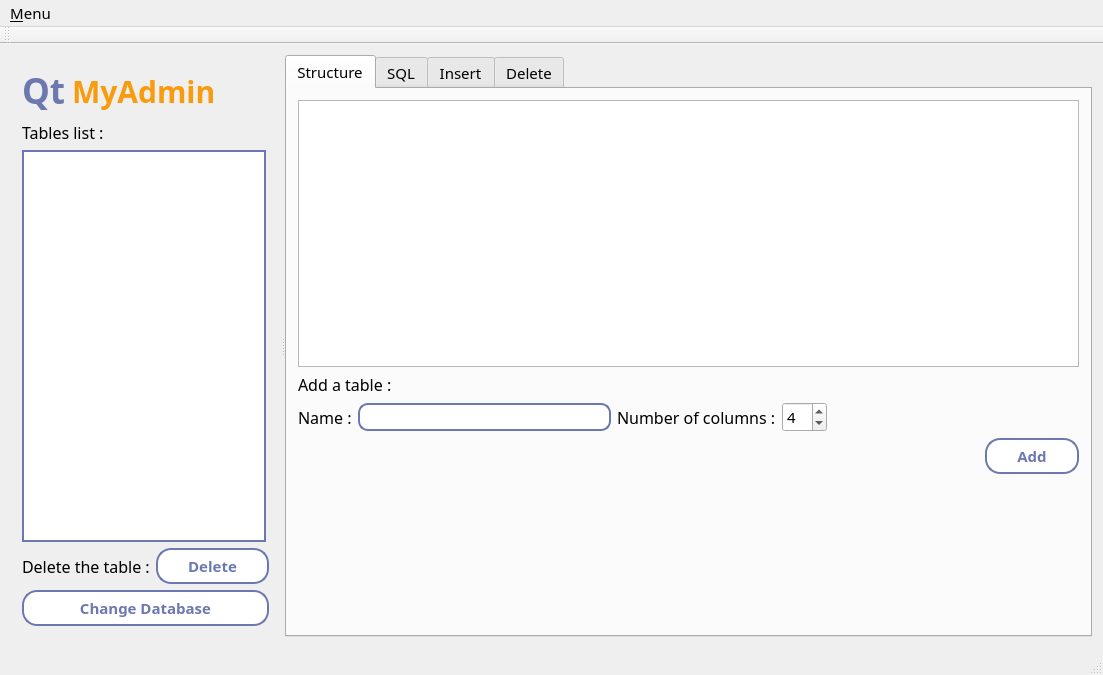
First picture: the form in mainwindow.ui, repository kevinall05/QtMyAdmin_v2, before the edit.
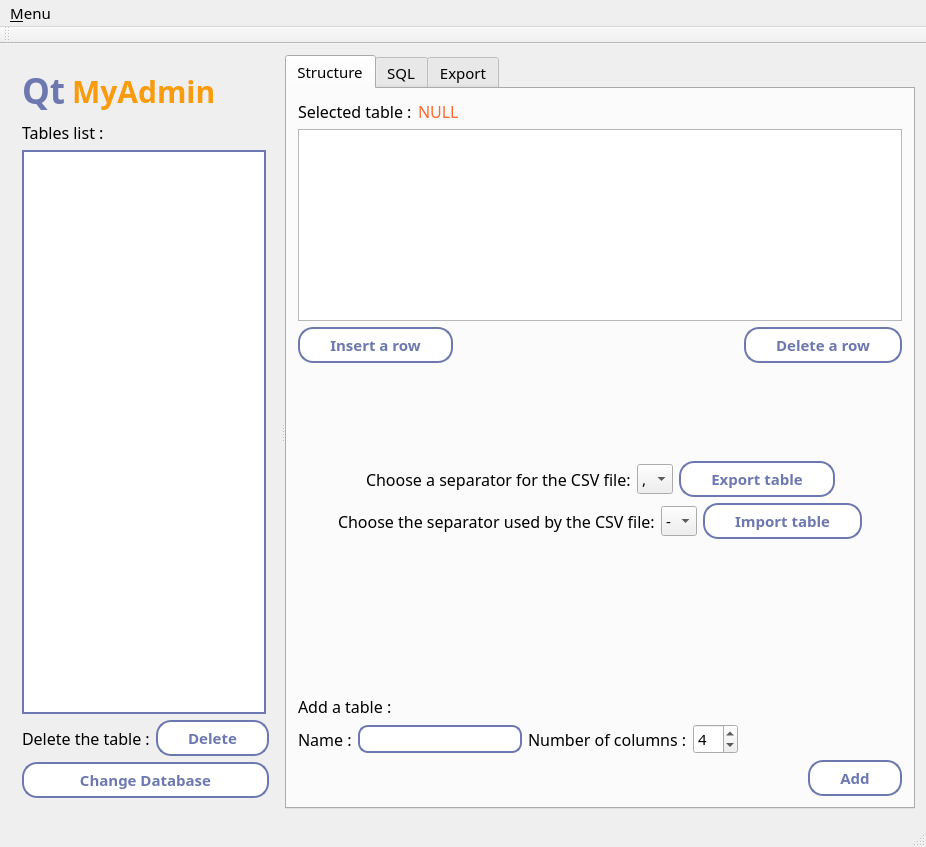
Second picture: the form after the edit. The open tabs and pages were chosen to show the change.

Commit message: New version of QtMyAdmin with more functions like import or export CSv files

```diff
--- a/mainwindow.ui
+++ b/mainwindow.ui
@@ -6,8 +6,8 @@
    <rect>
     <x>0</x>
     <y>0</y>
-    <width>1103</width>
-    <height>675</height>
+    <width>886</width>
+    <height>773</height>
    </rect>
   </property>
   <property name="font">
@@ -38,6 +38,11 @@
 border: 2px solid #f89c0e; 
 }
 
+QLineEdit{
+border: 2px solid #6c78af; 
+border-radius: 10;
+}
+
 QPlainTextEdit {
 border: 2px solid #6c78af; 
 color: blue;
@@ -58,6 +63,12 @@
       <property name="enabled">
        <bool>true</bool>
       </property>
+      <property name="sizePolicy">
+       <sizepolicy hsizetype="Preferred" vsizetype="Preferred">
+        <horstretch>0</horstretch>
+        <verstretch>0</verstretch>
+       </sizepolicy>
+      </property>
       <property name="minimumSize">
        <size>
         <width>0</width>
@@ -67,7 +78,7 @@
       <property name="maximumSize">
        <size>
         <width>16777215</width>
-        <height>538</height>
+        <height>791</height>
        </size>
       </property>
       <property name="baseSize">
@@ -252,7 +263,41 @@
         </attribute>
         <layout class="QVBoxLayout" name="verticalLayout">
          <item>
-          <widget class="QTableWidget" name="tableWidgetStructure">
+          <layout class="QHBoxLayout" name="horizontalLayout_15">
+           <item>
+            <widget class="QLabel" name="label_12">
+             <property name="text">
+              <string>Selected table :</string>
+             </property>
+            </widget>
+           </item>
+           <item>
+            <widget class="QLabel" name="labelTableSelected">
+             <property name="styleSheet">
+              <string notr="true">color: #ff6830;</string>
+             </property>
+             <property name="text">
+              <string>NULL</string>
+             </property>
+            </widget>
+           </item>
+           <item>
+            <spacer name="horizontalSpacer_14">
+             <property name="orientation">
+              <enum>Qt::Horizontal</enum>
+             </property>
+             <property name="sizeHint" stdset="0">
+              <size>
+               <width>40</width>
+               <height>20</height>
+              </size>
+             </property>
+            </spacer>
+           </item>
+          </layout>
+         </item>
+         <item>
+          <widget class="QTableView" name="tableViewStructure">
            <property name="styleSheet">
             <string notr="true"/>
            </property>
@@ -265,8 +310,212 @@
            <attribute name="verticalHeaderVisible">
             <bool>false</bool>
            </attribute>
+           <attribute name="verticalHeaderDefaultSectionSize">
+            <number>24</number>
+           </attribute>
           </widget>
          </item>
+         <item>
+          <layout class="QHBoxLayout" name="horizontalLayout_16">
+           <item>
+            <widget class="QPushButton" name="pushButtonInsertExecut">
+             <property name="text">
+              <string>Insert a row</string>
+             </property>
+            </widget>
+           </item>
+           <item>
+            <spacer name="horizontalSpacer_15">
+             <property name="orientation">
+              <enum>Qt::Horizontal</enum>
+             </property>
+             <property name="sizeHint" stdset="0">
+              <size>
+               <width>40</width>
+               <height>20</height>
+              </size>
+             </property>
+            </spacer>
+           </item>
+           <item>
+            <widget class="QPushButton" name="pushButtonDeleteEntry">
+             <property name="text">
+              <string>Delete a row</string>
+             </property>
+            </widget>
+           </item>
+          </layout>
+         </item>
+         <item>
+          <spacer name="verticalSpacer_3">
+           <property name="orientation">
+            <enum>Qt::Vertical</enum>
+           </property>
+           <property name="sizeHint" stdset="0">
+            <size>
+             <width>20</width>
+             <height>90</height>
+            </size>
+           </property>
+          </spacer>
+         </item>
+         <item>
+          <layout class="QHBoxLayout" name="horizontalLayout_3">
+           <item>
+            <spacer name="horizontalSpacer_9">
+             <property name="orientation">
+              <enum>Qt::Horizontal</enum>
+             </property>
+             <property name="sizeHint" stdset="0">
+              <size>
+               <width>40</width>
+               <height>20</height>
+              </size>
+             </property>
+            </spacer>
+           </item>
+           <item>
+            <widget class="QLabel" name="label_6">
+             <property name="text">
+              <string>Choose a separator for the CSV file:</string>
+             </property>
+            </widget>
+           </item>
+           <item>
+            <widget class="QComboBox" name="comboBoxSeparator">
+             <item>
+              <property name="text">
+               <string>,</string>
+              </property>
+             </item>
+             <item>
+              <property name="text">
+               <string>;</string>
+              </property>
+             </item>
+             <item>
+              <property name="text">
+               <string>-</string>
+              </property>
+             </item>
+             <item>
+              <property name="text">
+               <string>/</string>
+              </property>
+             </item>
+            </widget>
+           </item>
+           <item>
+            <widget class="QPushButton" name="pushButtonExportTable">
+             <property name="text">
+              <string>Export table</string>
+             </property>
+            </widget>
+           </item>
+           <item>
+            <spacer name="horizontalSpacer_8">
+             <property name="orientation">
+              <enum>Qt::Horizontal</enum>
+             </property>
+             <property name="sizeHint" stdset="0">
+              <size>
+               <width>40</width>
+               <height>20</height>
+              </size>
+             </property>
+            </spacer>
+           </item>
+          </layout>
+         </item>
+         <item>
+          <layout class="QHBoxLayout" name="horizontalLayout_10">
+           <item>
+            <spacer name="horizontalSpacer_10">
+             <property name="orientation">
+              <enum>Qt::Horizontal</enum>
+             </property>
+             <property name="sizeHint" stdset="0">
+              <size>
+               <width>40</width>
+               <height>20</height>
+              </size>
+             </property>
+            </spacer>
+           </item>
+           <item>
+            <widget class="QLabel" name="label_7">
+             <property name="text">
+              <string>Choose the separator used by the CSV file:</string>
+             </property>
+            </widget>
+           </item>
+           <item>
+            <widget class="QComboBox" name="comboBox">
+             <item>
+              <property name="text">
+               <string>-</string>
+              </property>
+             </item>
+             <item>
+              <property name="text">
+               <string>,</string>
+              </property>
+             </item>
+             <item>
+              <property name="text">
+               <string>:</string>
+              </property>
+             </item>
+             <item>
+              <property name="text">
+               <string>;</string>
+              </property>
+             </item>
+             <item>
+              <property name="text">
+               <string>/</string>
+              </property>
+             </item>
+            </widget>
+           </item>
+           <item>
+            <widget class="QPushButton" name="pushButtonImportTable">
+             <property name="text">
+              <string>Import table</string>
+             </property>
+            </widget>
+           </item>
+           <item>
+            <spacer name="horizontalSpacer_11">
+             <property name="orientation">
+              <enum>Qt::Horizontal</enum>
+             </property>
+             <property name="sizeHint" stdset="0">
+              <size>
+               <width>40</width>
+               <height>20</height>
+              </size>
+             </property>
+            </spacer>
+           </item>
+          </layout>
+         </item>
+         <item>
+          <spacer name="verticalSpacer">
+           <property name="orientation">
+            <enum>Qt::Vertical</enum>
+           </property>
+           <property name="sizeType">
+            <enum>QSizePolicy::Maximum</enum>
+           </property>
+           <property name="sizeHint" stdset="0">
+            <size>
+             <width>10</width>
+             <height>150</height>
+            </size>
+           </property>
+          </spacer>
+         </item>
          <item>
           <layout class="QHBoxLayout" name="horizontalLayout_5">
            <item>
@@ -303,7 +552,7 @@
            <item>
             <widget class="QLineEdit" name="lineEditTableName">
              <property name="styleSheet">
-              <string notr="true">border: 2px solid #6c78af; border-radius: 10;</string>
+              <string notr="true"/>
              </property>
             </widget>
            </item>
@@ -369,22 +618,6 @@
            </item>
           </layout>
          </item>
-         <item>
-          <spacer name="verticalSpacer">
-           <property name="orientation">
-            <enum>Qt::Vertical</enum>
-           </property>
-           <property name="sizeType">
-            <enum>QSizePolicy::Maximum</enum>
-           </property>
-           <property name="sizeHint" stdset="0">
-            <size>
-             <width>10</width>
-             <height>150</height>
-            </size>
-           </property>
-          </spacer>
-         </item>
         </layout>
        </widget>
        <widget class="QWidget" name="SQL">
@@ -468,102 +701,17 @@
            <attribute name="verticalHeaderVisible">
             <bool>false</bool>
            </attribute>
-          </widget>
-         </item>
-        </layout>
-       </widget>
-       <widget class="QWidget" name="inserer">
-        <attribute name="title">
-         <string>Insert</string>
-        </attribute>
-        <layout class="QVBoxLayout" name="verticalLayout_5">
-         <item>
-          <layout class="QHBoxLayout" name="horizontalLayout_10">
-           <item>
-            <widget class="QLabel" name="label_6">
-             <property name="text">
-              <string>Insert a field :</string>
-             </property>
-            </widget>
-           </item>
-           <item>
-            <spacer name="horizontalSpacer_9">
-             <property name="orientation">
-              <enum>Qt::Horizontal</enum>
-             </property>
-             <property name="sizeHint" stdset="0">
-              <size>
-               <width>40</width>
-               <height>20</height>
-              </size>
-             </property>
-            </spacer>
-           </item>
-          </layout>
-         </item>
-         <item>
-          <widget class="QTableWidget" name="tableWidgetRequestInsert">
-           <attribute name="horizontalHeaderVisible">
-            <bool>false</bool>
+           <attribute name="verticalHeaderDefaultSectionSize">
+            <number>24</number>
            </attribute>
           </widget>
          </item>
-         <item>
-          <spacer name="verticalSpacer_3">
-           <property name="orientation">
-            <enum>Qt::Vertical</enum>
-           </property>
-           <property name="sizeType">
-            <enum>QSizePolicy::Expanding</enum>
-           </property>
-           <property name="sizeHint" stdset="0">
-            <size>
-             <width>20</width>
-             <height>40</height>
-            </size>
-           </property>
-          </spacer>
-         </item>
-         <item>
-          <layout class="QHBoxLayout" name="horizontalLayout_3">
-           <item>
-            <spacer name="horizontalSpacer_8">
-             <property name="orientation">
-              <enum>Qt::Horizontal</enum>
-             </property>
-             <property name="sizeHint" stdset="0">
-              <size>
-               <width>40</width>
-               <height>20</height>
-              </size>
-             </property>
-            </spacer>
-           </item>
-           <item>
-            <widget class="QPushButton" name="pushButtonInsertExecut">
-             <property name="styleSheet">
-              <string notr="true"/>
-             </property>
-             <property name="text">
-              <string>Run</string>
-             </property>
-            </widget>
-           </item>
-          </layout>
-         </item>
-        </layout>
-       </widget>
-       <widget class="QWidget" name="del">
-        <attribute name="title">
-         <string>Delete</string>
-        </attribute>
-        <layout class="QVBoxLayout" name="verticalLayout_6">
          <item>
           <layout class="QHBoxLayout" name="horizontalLayout_8">
            <item>
-            <widget class="QLabel" name="label_7">
+            <widget class="QPushButton" name="pushButton">
              <property name="text">
-              <string>Select an entry to delete :</string>
+              <string>Export the result</string>
              </property>
             </widget>
            </item>
@@ -582,22 +730,13 @@
            </item>
           </layout>
          </item>
-         <item>
-          <widget class="QTableWidget" name="tableWidgetDeleteEntry">
-           <property name="selectionMode">
-            <enum>QAbstractItemView::SingleSelection</enum>
-           </property>
-           <property name="selectionBehavior">
-            <enum>QAbstractItemView::SelectRows</enum>
-           </property>
-           <property name="textElideMode">
-            <enum>Qt::ElideRight</enum>
-           </property>
-           <attribute name="verticalHeaderVisible">
-            <bool>false</bool>
-           </attribute>
-          </widget>
-         </item>
+        </layout>
+       </widget>
+       <widget class="QWidget" name="tab">
+        <attribute name="title">
+         <string>Export</string>
+        </attribute>
+        <layout class="QVBoxLayout" name="verticalLayout_6">
          <item>
           <spacer name="verticalSpacer_2">
            <property name="orientation">
@@ -627,9 +766,29 @@
             </spacer>
            </item>
            <item>
-            <widget class="QPushButton" name="pushButtonDeleteEntry">
+            <spacer name="horizontalSpacer_12">
+             <property name="orientation">
+              <enum>Qt::Horizontal</enum>
+             </property>
+             <property name="sizeHint" stdset="0">
+              <size>
+               <width>40</width>
+               <height>20</height>
+              </size>
+             </property>
+            </spacer>
+           </item>
+           <item>
+            <widget class="QLabel" name="label_10">
              <property name="text">
-              <string>Delete</string>
+              <string>You can export your database :</string>
+             </property>
+            </widget>
+           </item>
+           <item>
+            <widget class="QPushButton" name="pushButtonExportDatabase">
+             <property name="text">
+              <string>Export</string>
              </property>
             </widget>
            </item>
@@ -647,8 +806,8 @@
     <rect>
      <x>0</x>
      <y>0</y>
-     <width>1103</width>
-     <height>24</height>
+     <width>886</width>
+     <height>22</height>
     </rect>
    </property>
    <property name="styleSheet">
```
Left out of the diff: 35 changed lines with no effect on the pictures. The commit also changes 36 other files.
